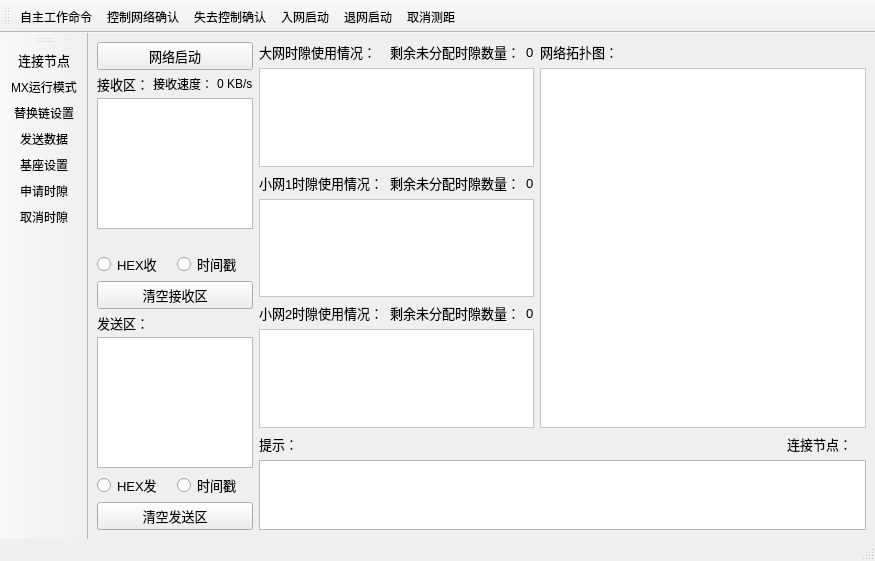
This is XYnetwork_PC/mainwindow.ui in hym20020212/TRCGM_project as Qt 5 draws it before an edit. The edited form follows.
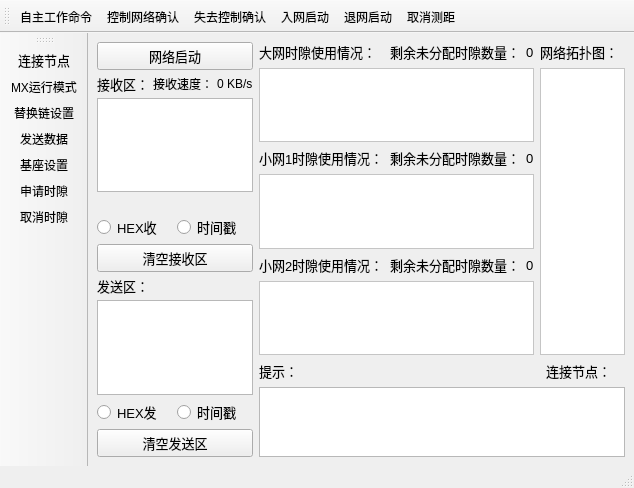
This is the edited form. Icons and pictures are not drawn.

```diff
--- a/XYnetwork_PC/mainwindow.ui
+++ b/XYnetwork_PC/mainwindow.ui
@@ -6,8 +6,8 @@
    <rect>
     <x>0</x>
     <y>0</y>
-    <width>875</width>
-    <height>561</height>
+    <width>634</width>
+    <height>488</height>
    </rect>
   </property>
   <property name="windowTitle">
@@ -669,7 +669,7 @@
     <rect>
      <x>0</x>
      <y>0</y>
-     <width>875</width>
+     <width>634</width>
      <height>18</height>
     </rect>
    </property>
@@ -697,8 +697,8 @@
    <addaction name="actionSelfwork"/>
    <addaction name="actionControl"/>
    <addaction name="actionLostcontrol"/>
-   <addaction name="actionjoinstart"/>
-   <addaction name="actionquitstart"/>
+   <addaction name="actionJoinstart"/>
+   <addaction name="actionQuitstart"/>
    <addaction name="actionMeasure"/>
   </widget>
   <widget class="QToolBar" name="toolBar_2">
@@ -862,7 +862,7 @@
     <enum>QAction::MenuRole::TextHeuristicRole</enum>
    </property>
   </action>
-  <action name="actionjoinstart">
+  <action name="actionJoinstart">
    <property name="icon">
     <iconset resource="images.qrc">
      <normaloff>:/new/prefix1/image/gateway.png</normaloff>:/new/prefix1/image/gateway.png</iconset>
@@ -877,7 +877,7 @@
     <enum>QAction::MenuRole::TextHeuristicRole</enum>
    </property>
   </action>
-  <action name="actionquitstart">
+  <action name="actionQuitstart">
    <property name="icon">
     <iconset resource="images.qrc">
      <normaloff>:/new/prefix1/image/gateway_gray.png</normaloff>:/new/prefix1/image/gateway_gray.png</iconset>
```
